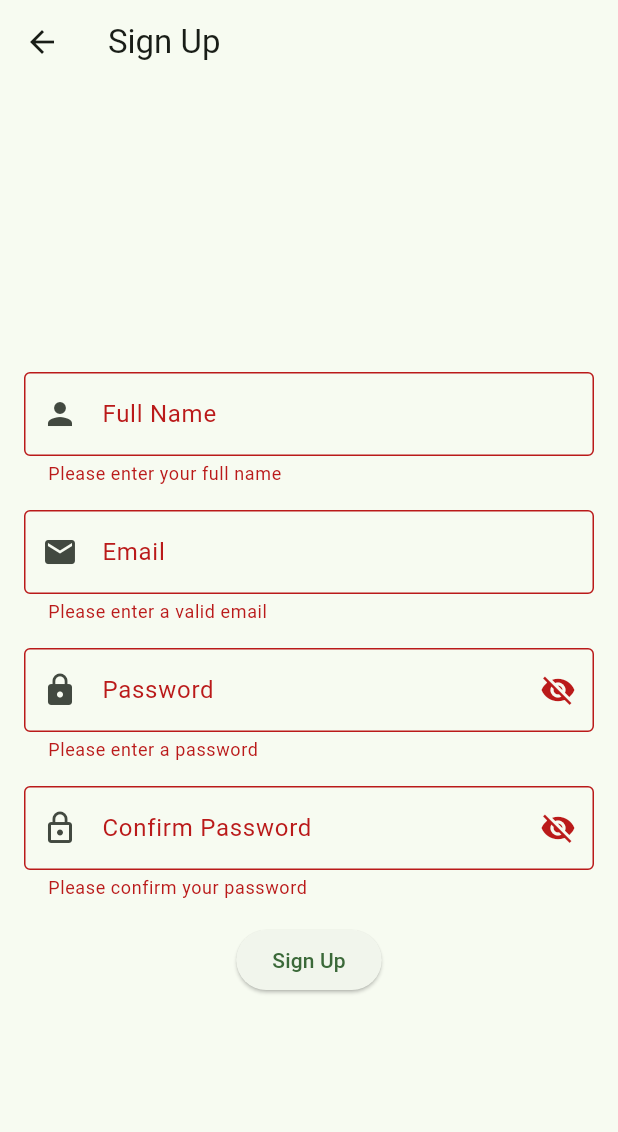
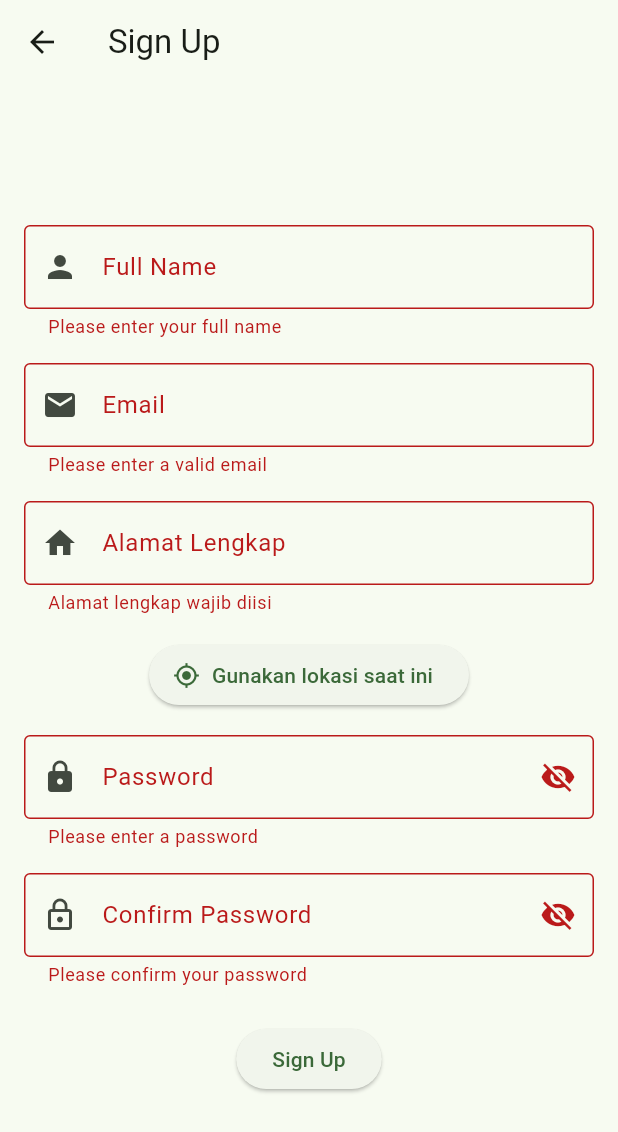
Before and after one commit to asepirm24/Homespot, a Flutter app: the SignUpScreen screen opened directly, after a tap on "Sign Up", on a phone screen of 412 x 824 dp. Shown: the top 1132 px of the screen. Run offline on Flutter 3.47's test engine with Material 3 defaults, Android fonts, the phone set to English and light mode, and no system bars; our stand-ins replace cloud_firestore, firebase_auth, firebase_core, flutter_image_compress, geocoding, geolocator and 1 more; accounts and stored records are empty.

Commit message:
revisi signup -Andika Maharaztu Putra Wisnu

```diff
--- a/lib/screens/sign_up_screen.dart
+++ b/lib/screens/sign_up_screen.dart
@@ -1,21 +1,34 @@
 import 'package:flutter/material.dart';
 import 'package:firebase_auth/firebase_auth.dart';
+import 'package:cloud_firestore/cloud_firestore.dart';
+import 'package:geolocator/geolocator.dart';
+import 'package:geocoding/geocoding.dart';
 import 'package:homespot/screens/main_screen.dart';
-import 'package:cloud_firestore/cloud_firestore.dart';
+
 class SignUpScreen extends StatefulWidget {
   const SignUpScreen({super.key});
+
   @override
   SignUpScreenState createState() => SignUpScreenState();
 }
+
 class SignUpScreenState extends State<SignUpScreen> {
+  final _formKey = GlobalKey<FormState>();
   final _emailController = TextEditingController();
   final _passwordController = TextEditingController();
+  final _confirmPasswordController = TextEditingController();
   final _fullNameController = TextEditingController();
-  final _confirmPasswordController = TextEditingController();
-  final _formKey = GlobalKey<FormState>();
+  final _addressController = TextEditingController();
+
   bool _isLoading = false;
   bool _isPasswordVisible = false;
   bool _isConfirmPasswordVisible = false;
+  bool _isGettingLocation = false;
+
+  double? _latitude;
+  double? _longitude;
+  Map<String, String>? _domisili;
+
   @override
   Widget build(BuildContext context) {
     return Scaffold(
@@ -27,9 +40,7 @@ class SignUpScreenState extends State<SignUpScreen> {
             child: Form(
               key: _formKey,
               child: Column(
-                mainAxisAlignment: MainAxisAlignment.center,
                 children: [
-                  const SizedBox(height: 32.0),
                   TextFormField(
                     controller: _fullNameController,
                     textCapitalization: TextCapitalization.words,
@@ -38,12 +49,10 @@ class SignUpScreenState extends State<SignUpScreen> {
                       border: OutlineInputBorder(),
                       prefixIcon: Icon(Icons.person),
                     ),
-                    validator: (value) {
-                      if (value == null || value.trim().isEmpty) {
-                        return 'Please enter your full name';
-                      }
-                      return null;
-                    },
+                    validator: (value) =>
+                    value == null || value.trim().isEmpty
+                        ? 'Please enter your full name'
+                        : null,
                   ),
                   const SizedBox(height: 16.0),
                   TextFormField(
@@ -54,18 +63,38 @@ class SignUpScreenState extends State<SignUpScreen> {
                       border: OutlineInputBorder(),
                       prefixIcon: Icon(Icons.email),
                     ),
-                    validator: (value) {
-                      if (value == null ||
-                          value.isEmpty ||
-                          !_isValidEmail(value)) {
-                        return 'Please enter a valid email';
-                      }
-                      return null;
-                    },
+                    validator: (value) =>
+                    value == null || value.isEmpty || !_isValidEmail(value)
+                        ? 'Please enter a valid email'
+                        : null,
+                  ),
+                  const SizedBox(height: 16.0),
+                  TextFormField(
+                    controller: _addressController,
+                    readOnly: true,
+                    textCapitalization: TextCapitalization.sentences,
+                    decoration: const InputDecoration(
+                      labelText: 'Alamat Lengkap',
+                      border: OutlineInputBorder(),
+                      prefixIcon: Icon(Icons.home),
+                    ),
+                    validator: (value) =>
+                    value == null || value.trim().isEmpty
+                        ? 'Alamat lengkap wajib diisi'
+                        : null,
+                  ),
+                  const SizedBox(height: 16.0),
+                  ElevatedButton.icon(
+                    onPressed: _isGettingLocation ? null : _getCurrentLocation,
+                    icon: const Icon(Icons.my_location),
+                    label: Text(_isGettingLocation
+                        ? 'Mengambil lokasi...'
+                        : 'Gunakan lokasi saat ini'),
                   ),
                   const SizedBox(height: 16.0),
                   TextFormField(
                     controller: _passwordController,
+                    obscureText: !_isPasswordVisible,
                     decoration: InputDecoration(
                       labelText: 'Password',
                       border: const OutlineInputBorder(),
@@ -76,14 +105,10 @@ class SignUpScreenState extends State<SignUpScreen> {
                               ? Icons.visibility
                               : Icons.visibility_off,
                         ),
-                        onPressed: () {
-                          setState(() {
-                            _isPasswordVisible = !_isPasswordVisible;
-                          });
-                        },
+                        onPressed: () => setState(() =>
+                        _isPasswordVisible = !_isPasswordVisible),
                       ),
                     ),
-                    obscureText: !_isPasswordVisible,
                     validator: (value) {
                       if (value == null || value.isEmpty) {
                         return 'Please enter a password';
@@ -97,6 +122,7 @@ class SignUpScreenState extends State<SignUpScreen> {
                   const SizedBox(height: 16.0),
                   TextFormField(
                     controller: _confirmPasswordController,
+                    obscureText: !_isConfirmPasswordVisible,
                     decoration: InputDecoration(
                       labelText: 'Confirm Password',
                       border: const OutlineInputBorder(),
@@ -107,15 +133,11 @@ class SignUpScreenState extends State<SignUpScreen> {
                               ? Icons.visibility
                               : Icons.visibility_off,
                         ),
-                        onPressed: () {
-                          setState(() {
-                            _isConfirmPasswordVisible =
-                            !_isConfirmPasswordVisible;
-                          });
-                        },
+                        onPressed: () => setState(() =>
+                        _isConfirmPasswordVisible =
+                        !_isConfirmPasswordVisible),
                       ),
                     ),
-                    obscureText: !_isConfirmPasswordVisible,
                     validator: (value) {
                       if (value == null || value.isEmpty) {
                         return 'Please confirm your password';
@@ -126,7 +148,7 @@ class SignUpScreenState extends State<SignUpScreen> {
                       return null;
                     },
                   ),
-                  const SizedBox(height: 16.0),
+                  const SizedBox(height: 24.0),
                   _isLoading
                       ? const CircularProgressIndicator()
                       : ElevatedButton(
@@ -141,30 +163,94 @@ class SignUpScreenState extends State<SignUpScreen> {
       ),
     );
   }
-  void _signUp() async {
-    if (!_formKey.currentState!.validate()) {
+
+  Future<void> _getCurrentLocation() async {
+    setState(() => _isGettingLocation = true);
+    try {
+      bool serviceEnabled = await Geolocator.isLocationServiceEnabled();
+      if (!serviceEnabled) {
+        throw Exception('Layanan lokasi tidak aktif.');
+      }
+
+      LocationPermission permission = await Geolocator.checkPermission();
+      if (permission == LocationPermission.denied) {
+        permission = await Geolocator.requestPermission();
+        if (permission == LocationPermission.denied) {
+          throw Exception('Izin lokasi ditolak.');
+        }
+      }
+
+      if (permission == LocationPermission.deniedForever) {
+        throw Exception('Izin lokasi ditolak permanen.');
+      }
+
+      Position position = await Geolocator.getCurrentPosition(
+        desiredAccuracy: LocationAccuracy.high,
+      );
+
+      List<Placemark> placemarks = await placemarkFromCoordinates(
+        position.latitude,
+        position.longitude,
+      );
+      Placemark place = placemarks.first;
+
+      final fullAddress =
+          '${place.street}, ${place.subLocality}, ${place.locality}, ${place.administrativeArea}, ${place.postalCode}, ${place.country}';
+
+      final domisili = {
+        'kecamatan':
+        place.subLocality?.isNotEmpty == true ? place.subLocality! : place.locality ?? '',
+        'kota': place.locality ?? '',
+        'provinsi': place.administrativeArea ?? '',
+      };
+
+      setState(() {
+        _latitude = position.latitude;
+        _longitude = position.longitude;
+        _domisili = domisili;
+        _addressController.text = fullAddress;
+      });
+    } catch (e) {
+      _showErrorMessage('Gagal mendapatkan lokasi: $e');
+    } finally {
+      setState(() => _isGettingLocation = false);
+    }
+  }
+
+  Future<void> _signUp() async {
+    if (!_formKey.currentState!.validate()) return;
+
+    if (_latitude == null || _longitude == null || _domisili == null) {
+      _showErrorMessage('Silakan gunakan lokasi terlebih dahulu');
       return;
     }
+
     final email = _emailController.text.trim();
     final password = _passwordController.text;
+
     setState(() => _isLoading = true);
+
     try {
-      final userCredential = await
-      FirebaseAuth.instance.createUserWithEmailAndPassword(
-        email: email,
-        password: password,
-      );
-      await
-      FirebaseFirestore.instance.collection('users').doc(userCredential.user!.uid).
-      set({
+      final userCredential = await FirebaseAuth.instance
+          .createUserWithEmailAndPassword(email: email, password: password);
+
+      await FirebaseFirestore.instance
+          .collection('users')
+          .doc(userCredential.user!.uid)
+          .set({
         'fullName': _fullNameController.text.trim(),
         'email': email,
+        'address': _addressController.text.trim(),
+        'latitude': _latitude,
+        'longitude': _longitude,
+        'domisili': _domisili,
         'createdAt': Timestamp.now(),
       });
+
       Navigator.pushAndRemoveUntil(
         context,
-        MaterialPageRoute(builder: (context) => MainScreen()),
-            (route) => false, // Hapus semua route sebelumnya
+        MaterialPageRoute(builder: (context) => const MainScreen()),
+            (route) => false,
       );
     } on FirebaseAuthException catch (error) {
       _showErrorMessage(_getAuthErrorMessage(error.code));
@@ -174,34 +260,37 @@ class SignUpScreenState extends State<SignUpScreen> {
       setState(() => _isLoading = false);
     }
   }
+
   void _showErrorMessage(String message) {
-    ScaffoldMessenger.of(
-      context,
-    ).showSnackBar(SnackBar(content: Text(message)));
+    ScaffoldMessenger.of(context).showSnackBar(SnackBar(content: Text(message)));
   }
+
   bool _isValidEmail(String email) {
-    String emailRegex =
+    const String emailRegex =
         r"^[a-zA-Z0-9.!#$%&'*+/=?^_`{|}~-]+@[a-zA-Z0-9-]+(?:\.[a-zAZ0-9-]+)*$";
     return RegExp(emailRegex).hasMatch(email);
   }
+
   String _getAuthErrorMessage(String code) {
     switch (code) {
       case 'weak-password':
-        return 'The password provided is too weak.';
+        return 'Password terlalu lemah.';
       case 'email-already-in-use':
-        return 'The account already exists for that email.';
+        return 'Email sudah digunakan.';
       case 'invalid-email':
-        return 'The email address is not valid.';
+        return 'Email tidak valid.';
       default:
-        return 'An error occurred. Please try again.';
+        return 'Terjadi kesalahan. Coba lagi.';
     }
   }
+
   @override
   void dispose() {
-    _fullNameController.dispose();
     _emailController.dispose();
     _passwordController.dispose();
     _confirmPasswordController.dispose();
+    _fullNameController.dispose();
+    _addressController.dispose();
     super.dispose();
   }
 }
```
